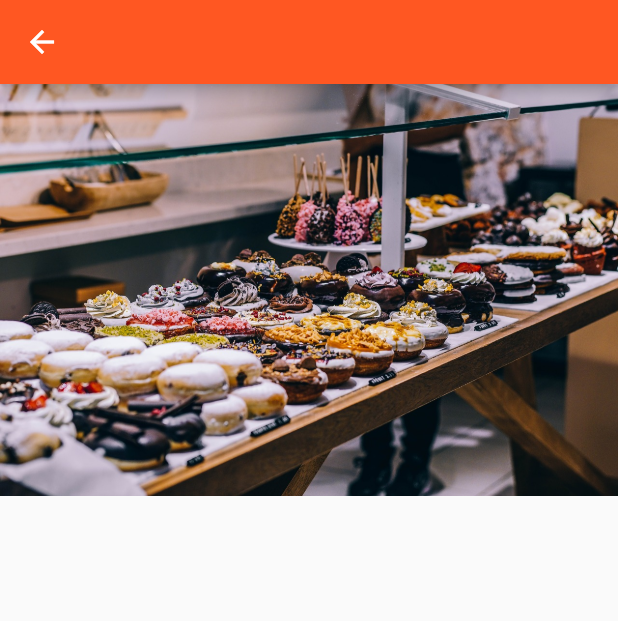
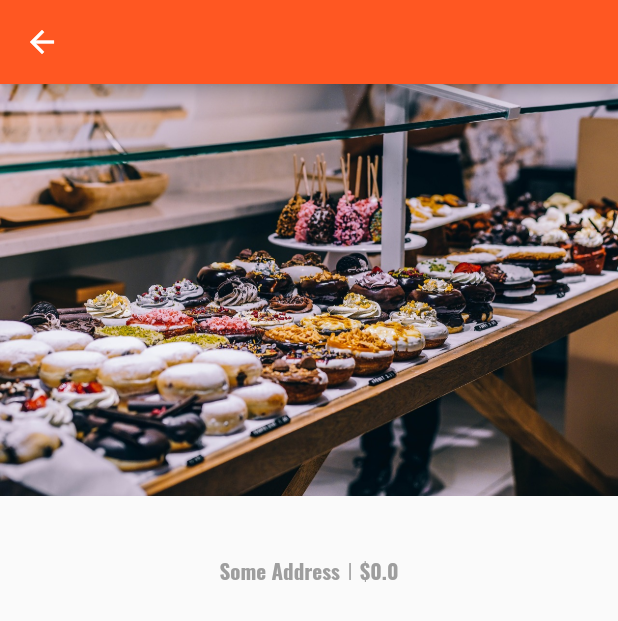
Before and after one commit to sarmad1995/flutter-basics, a Flutter app: the ProductsAdminPage screen opened by its route, after a tap on "Save", after a tap on the "info" icon, on a phone screen of 412 x 824 dp. Shown: the top 621 px of the screen. Run offline on Flutter 3.47's test engine with Material 2 defaults, Android fonts, the phone set to English and light mode, and no system bars.

```diff
--- a/lib/main.dart
+++ b/lib/main.dart
@@ -2,7 +2,6 @@ import 'package:flutter/material.dart';
 import 'pages/products.dart';
 import 'pages/auth.dart';
 import 'pages/products_admin.dart';
-import 'pages/products.dart';
 import 'pages/product.dart';
 
 void main() {
@@ -59,7 +58,10 @@ class _MyAppState extends State<MyApp> {
               builder: (BuildContext context) =>
                   ProductPage(
                       _products[index]['title'],
-                      _products[index]['image']));
+                      _products[index]['image'],
+                      _products[index]['price'],
+                      _products[index]['description']
+                  ));
         }
         return null;
       },
--- a/lib/pages/auth.dart
+++ b/lib/pages/auth.dart
@@ -11,6 +11,45 @@ class _AuthPageState extends State<AuthPage> {
   String emailValue;
   String passwordValue;
   bool _acceptTermsValue = false;
+  DecorationImage _buildBackgroundImage() {
+    return DecorationImage(
+        image: AssetImage('assets/background.jpg'),
+        fit: BoxFit.cover,
+        colorFilter:
+            ColorFilter.mode(Colors.black.withOpacity(0.5), BlendMode.dstATop));
+  }
+
+  Widget _buildEmailTextInput() {
+    return TextField(
+      keyboardType: TextInputType.emailAddress,
+      decoration: InputDecoration(
+          labelText: 'Email', filled: true, fillColor: Colors.white),
+      onChanged: (String value) => setState(() => emailValue = value),
+    );
+  }
+
+  Widget _buildPasswordTextInput() {
+    return TextField(
+      obscureText: true,
+      decoration: InputDecoration(
+          labelText: 'Password', filled: true, fillColor: Colors.white),
+      onChanged: (String value) => setState(() => passwordValue = value),
+    );
+  }
+
+  Widget _buildAcceptSwitch() {
+    return SwitchListTile(
+      title: Text('Accept Terms'),
+      value: _acceptTermsValue,
+      onChanged: (bool value) => setState(() => _acceptTermsValue = value),
+    );
+  }
+
+  void submitForm() {
+    print(emailValue);
+    print(passwordValue);
+    Navigator.pushReplacementNamed(context, '/products');
+  }
 
   @override
   Widget build(BuildContext context) {
@@ -20,47 +59,28 @@ class _AuthPageState extends State<AuthPage> {
         title: Text('Please Authenticate'),
       ),
       body: Container(
-        decoration: BoxDecoration(
-            image: DecorationImage(
-                image: AssetImage('assets/background.jpg'), fit: BoxFit.cover, colorFilter: ColorFilter.mode(Colors.black.withOpacity(0.5), BlendMode.dstATop))),
+          decoration: BoxDecoration(image: _buildBackgroundImage()),
           padding: EdgeInsets.all(10.0),
-        child: Center( child:
-        SingleChildScrollView(
+          child: Center(
+              child: SingleChildScrollView(
             child: Column(
               children: <Widget>[
-              TextField(
-                keyboardType: TextInputType.emailAddress,
-                decoration: InputDecoration(labelText: 'Email', filled: true, fillColor: Colors.white ),
-                onChanged: (String value) => setState(() => emailValue = value),
+                _buildEmailTextInput(),
+                SizedBox(
+                  height: 10.0,
                 ),
-              SizedBox(height: 10.0,),
-              TextField(
-                obscureText: true,
-                decoration: InputDecoration(labelText: 'Password', filled: true, fillColor: Colors.white),
-                onChanged: (String value) =>
-                    setState(() => passwordValue = value),
-              ),
-              SwitchListTile(
-                title: Text('Accept Terms'),
-                value: _acceptTermsValue,
-                onChanged: (bool value) =>
-                    setState(() => _acceptTermsValue = value),
-              ),
+                _buildPasswordTextInput(),
                 SizedBox(height: 10.0),
+                _buildAcceptSwitch(),
                 RaisedButton(
                   color: Theme.of(context).primaryColor,
                   textColor: Colors.white,
                   child: Text('Login'),
-                  onPressed: () {
-                    print(emailValue);
-                    print(passwordValue);
-                    Navigator.pushReplacementNamed(context, '/products');
-                  }),
+                  onPressed: submitForm,
+                )
               ],
             ),
-        ))
-
-      ),
+          ))),
     );
   }
 }
--- a/lib/pages/product.dart
+++ b/lib/pages/product.dart
@@ -1,36 +1,33 @@
 import 'package:flutter/material.dart';
 import 'dart:async';
+import '../widgets/uielements/title_default.dart';
 
 class ProductPage extends StatelessWidget {
   final String title;
   final String imageUrl;
+  final String description;
+  final double price;
+  ProductPage(this.title, this.imageUrl, this.price, this.description);
 
-  ProductPage(this.title, this.imageUrl);
-
-  showWarningDialog(BuildContext context) {
-    showDialog(
-        context: context,
-        builder: (BuildContext context) {
-          return AlertDialog(
-            title: Text('Are you sure?'),
-            content: Text('This action cannot be undone'),
-            actions: <Widget>[
-              FlatButton(
-                child: Text('Discard'),
-                onPressed: () {
-                  Navigator.pop(context);
-                },
-              ),
-              FlatButton(
-                child: Text('Continue'),
-                onPressed: () {
-                  Navigator.pop(context);
-                  Navigator.pop(context, true);
-                },
-              ),
-            ],
-          );
-        });
+  Widget _buildAddressPriceRow() {
+    return Row(
+      mainAxisAlignment: MainAxisAlignment.center,
+      children: <Widget>[
+        Text(
+          'Some Address',
+          style: TextStyle(fontFamily: 'Oswald', color: Colors.grey),
+        ),
+        Container(
+          margin: EdgeInsets.symmetric(horizontal: 5.0),
+          child: Text(
+            '|',
+            style: TextStyle(color: Colors.grey),
+          ),
+        ),
+        Text('\$${price.toString()}',
+            style: TextStyle(fontFamily: 'Oswald', color: Colors.grey))
+      ],
+    );
   }
 
   @override
@@ -49,10 +46,16 @@ class ProductPage extends StatelessWidget {
             crossAxisAlignment: CrossAxisAlignment.center,
             children: <Widget>[
               Image.asset(imageUrl),
+              TitleDefault(title),
+              _buildAddressPriceRow(),
               Container(
                 padding: EdgeInsets.all(10.0),
-                child: Text(title),
-              ),
+                alignment: Alignment.center,
+                child: Text(
+                  description,
+                  textAlign: TextAlign.center,
+                ),
+              )
             ],
           ),
         ));
--- a/lib/pages/product_create.dart
+++ b/lib/pages/product_create.dart
@@ -16,41 +16,55 @@ class _ProductCreatePageState extends State<ProductCreatePage> {
   String _descriptionValue = '';
   double _priceValue = 0.0;
 
+  Widget _buildTitleTextField() {
+    return TextField(
+        decoration: InputDecoration(labelText: 'Product Title'),
+        onChanged: (String value) => setState(() => _titleValue = value));
+  }
+
+  Widget _buildDescriptionTextField() {
+    return TextField(
+        decoration: InputDecoration(labelText: 'Product Description'),
+        maxLines: 4,
+        onChanged: (String value) => setState(() => _descriptionValue = value));
+  }
+
+  Widget _buildPriceTextField() {
+    return TextField(
+        decoration: InputDecoration(labelText: 'Product Price'),
+        keyboardType: TextInputType.number,
+        onChanged: (String value) =>
+            setState(() => _priceValue = double.parse(value)));
+  }
+
+  void _submitForm() {
+    final Map<String, dynamic> product = {
+      'title': _titleValue,
+      'description': _descriptionValue,
+      'price': _priceValue,
+      'image': 'assets/food.jpg'
+    };
+    widget.addProduct(product);
+    Navigator.pushReplacementNamed(context, '/products');
+  }
+
   @override
   Widget build(BuildContext context) {
     return Container(
         margin: EdgeInsets.all(10.0),
         child: ListView(
           children: <Widget>[
-            TextField(
-                decoration: InputDecoration(labelText: 'Product Title'),
-                onChanged: (String value) =>
-                    setState(() => _titleValue = value)),
-            TextField(
-                decoration: InputDecoration(labelText: 'Product Description'),
-                maxLines: 4,
-                onChanged: (String value) =>
-                    setState(() => _descriptionValue = value)),
-            TextField(
-                decoration: InputDecoration(labelText: 'Product Price'),
-                keyboardType: TextInputType.number,
-                onChanged: (String value) =>
-                    setState(() => _priceValue = double.parse(value))),
-            SizedBox(height: 10.0,),
+            _buildTitleTextField(),
+            _buildDescriptionTextField(),
+            _buildPriceTextField(),
+            SizedBox(
+              height: 10.0,
+            ),
             RaisedButton(
               color: Theme.of(context).accentColor,
               textColor: Colors.white,
               child: Text('Save'),
-              onPressed: () {
-                final Map<String, dynamic> product = {
-                  'title': _titleValue,
-                  'description': _descriptionValue,
-                  'price': _priceValue,
-                  'image': 'assets/food.jpg'
-                };
-                widget.addProduct(product);
-                Navigator.pushReplacementNamed(context, '/products');
-              },
+              onPressed: _submitForm,
             )
           ],
         ));
--- a/lib/pages/products.dart
+++ b/lib/pages/products.dart
@@ -1,34 +1,40 @@
 import 'package:flutter/material.dart';
 import 'package:flutter_basic_app/product_manager.dart';
+import '../products.dart';
+
 class ProductsPage extends StatelessWidget {
-  final List<Map<String, dynamic >> products;
+  final List<Map<String, dynamic>> products;
   ProductsPage(this.products);
+  Widget _buildSideDrawer(BuildContext context) {
+    return Drawer(
+      child: Column(
+        children: <Widget>[
+          AppBar(
+            automaticallyImplyLeading: false,
+            title: Text('Choose'),
+          ),
+          ListTile(
+            leading: Icon(Icons.edit),
+            title: Text('Manage Products'),
+            onTap: () {
+              Navigator.pushReplacementNamed(context, '/admin');
+            },
+          )
+        ],
+      ),
+    );
+  }
+
   @override
   Widget build(BuildContext context) {
     return Scaffold(
-     drawer: Drawer(
-       child: Column(
-         children: <Widget>[
-           AppBar(automaticallyImplyLeading: false, title: Text('Choose'),),
-           ListTile(
-             leading: Icon(Icons.edit),
-             title: Text('Manage Products'), onTap: () {
-             Navigator.pushReplacementNamed(context, '/admin');
-           },)
-         ],
-       ),),
+        drawer: _buildSideDrawer(context),
         appBar: AppBar(
           title: Text('Easy List'),
           actions: <Widget>[
-         IconButton(
-           icon: Icon(Icons.favorite),
-
-           onPressed: () => {}
-         )
+            IconButton(icon: Icon(Icons.favorite), onPressed: () => {})
           ],
         ),
-     body: ProductManager(products),
-   );
+        body: Products(products));
   }
-
 }
--- a/lib/pages/products_admin.dart
+++ b/lib/pages/products_admin.dart
@@ -7,34 +7,47 @@ class ProductsAdminPage extends StatelessWidget {
   final Function addProduct;
   final Function deleteProduct;
   ProductsAdminPage(this.addProduct, this.deleteProduct);
+  Widget _buildSideDrawer(BuildContext context) {
+    return Drawer(
+        child: Column(
+      children: <Widget>[
+        AppBar(
+          automaticallyImplyLeading: false,
+          title: Text('Choose'),
+        ),
+        ListTile(
+          leading: Icon(Icons.shop),
+          title: Text('All Products '),
+          onTap: () {
+            Navigator.pushReplacementNamed(context, '/products');
+          },
+        )
+      ],
+    ));
+  }
+
   @override
   Widget build(BuildContext context) {
     return DefaultTabController(
         length: 2,
         child: Scaffold(
-          drawer: Drawer(
-            child: Column(
-              children: <Widget>[
-                AppBar(automaticallyImplyLeading: false, title: Text('Choose'),),
-                ListTile(
-                  leading: Icon(Icons.shop),
-                  title: Text('All Products '), onTap: () {
-                  Navigator.pushReplacementNamed(context, '/products');
-                },)
-              ],
-            ),),
+            drawer: _buildSideDrawer(context),
             appBar: AppBar(
               title: Text('Manage Products'),
-            bottom: TabBar(tabs: <Widget> [
-              Tab(text: 'Create Product', icon: Icon(Icons.create),),
-              Tab(text: 'My products', icon: Icon(Icons.list),)
+              bottom: TabBar(tabs: <Widget>[
+                Tab(
+                  text: 'Create Product',
+                  icon: Icon(Icons.create),
+                ),
+                Tab(
+                  text: 'My products',
+                  icon: Icon(Icons.list),
+                )
               ]),
             ),
-          body: TabBarView(children: <Widget> [
+            body: TabBarView(children: <Widget>[
               ProductCreatePage(addProduct),
               ProductListPage()
-          ])
-        )
-    );
+            ])));
   }
 }
--- a/lib/products.dart
+++ b/lib/products.dart
@@ -1,72 +1,10 @@
 import 'package:flutter/material.dart';
-import 'pages/product.dart';
+import './widgets/product/product_card.dart';
 
 class Products extends StatelessWidget {
   final List<Map<String, dynamic>> products;
 
   Products(this.products);
-
-  Widget _buildProductItem(BuildContext context, int index) {
-    return Card(
-      child: Column(
-        children: <Widget>[
-          Image.asset(products[index]['image']),
-          Container(
-              padding: EdgeInsets.only(top: 10.0),
-              child: Row(
-                mainAxisAlignment: MainAxisAlignment.center,
-                children: <Widget>[
-                  Text(
-                      products[index]['title'],
-                      style: TextStyle(
-                          fontSize: 26.0,
-                          fontWeight: FontWeight.bold,
-                          fontFamily: 'Oswald'),
-                    ),
-                  SizedBox(
-                    width: 8.0,
-                  ),
-                  Container(
-                    padding:
-                        EdgeInsets.symmetric(horizontal: 6.0, vertical: 2.0),
-                    decoration: BoxDecoration(
-                        color: Theme.of(context).accentColor,
-                        borderRadius: BorderRadius.circular(5.0)),
-                    child: Text(
-                      '\$${products[index]['price'].toString()}',
-                      style: TextStyle(color: Colors.white),
-                    ),
-                  )
-                ],
-              )),
-          Container(
-            padding: EdgeInsets.symmetric(horizontal: 6.0, vertical: 2.5),
-            decoration: BoxDecoration(
-                border: Border.all(color: Colors.grey, width: 1.0),
-                borderRadius: BorderRadius.circular(4.0)),
-            child: Text('Srinagar somewhere '),
-          ),
-          ButtonBar(
-            alignment: MainAxisAlignment.center,
-            children: <Widget>[
-              IconButton(
-                icon: Icon(Icons.info),
-                color: Theme.of(context).accentColor,
-                onPressed: () => Navigator.pushNamed<bool>(
-                        context, '/product/' + index.toString())
-                    .then((value) {}),
-              ),
-              IconButton(
-                icon: Icon(Icons.favorite_border),
-                color: Colors.red,
-                onPressed: () => {}
-              )
-            ],
-          )
-        ],
-      ),
-    );
-  }
 
   Widget _buildProductList() {
     Widget productCards = Center(
@@ -74,7 +12,7 @@ class Products extends StatelessWidget {
     );
     if (products.length > 0) {
       productCards = ListView.builder(
-        itemBuilder: _buildProductItem,
+        itemBuilder: (BuildContext context, int index) => ProductCard(products[index], index),
         itemCount: products.length,
       );
     }
--- /dev/null
+++ b/lib/widgets/product/address_tag.dart
@@ -0,0 +1,18 @@
+import 'package:flutter/material.dart';
+
+class AddressTag extends StatelessWidget {
+  final String address;
+  AddressTag(this.address);
+  @override
+  Widget build(BuildContext context) {
+    return Container(
+      child: Container(
+        padding: EdgeInsets.symmetric(horizontal: 6.0, vertical: 2.5),
+        decoration: BoxDecoration(
+            border: Border.all(color: Colors.grey, width: 1.0),
+            borderRadius: BorderRadius.circular(4.0)),
+        child: Text('Srinagar somewhere '),
+      ),
+    );
+  }
+}
--- /dev/null
+++ b/lib/widgets/product/price_tag.dart
@@ -0,0 +1,21 @@
+import 'package:flutter/material.dart';
+
+class PriceTag extends StatelessWidget {
+  final String price;
+  PriceTag(this.price);
+  @override
+  Widget build(BuildContext context) {
+    return Container(
+      padding:
+      EdgeInsets.symmetric(horizontal: 6.0, vertical: 2.0),
+      decoration: BoxDecoration(
+          color: Theme.of(context).accentColor,
+          borderRadius: BorderRadius.circular(5.0)),
+      child: Text(
+        '\$$price',
+        style: TextStyle(color: Colors.white),
+      ),
+    );
+  }
+
+}
--- /dev/null
+++ b/lib/widgets/product/product_card.dart
@@ -0,0 +1,58 @@
+import 'package:flutter/material.dart';
+import './price_tag.dart';
+import '../uielements/title_default.dart';
+import './address_tag.dart';
+
+class ProductCard extends StatelessWidget {
+  final Map<String, dynamic> product;
+  final int productIndex;
+  ProductCard(this.product, this.productIndex);
+
+  Widget _buildTitlePriceRow() {
+    return Container(
+        padding: EdgeInsets.only(top: 10.0),
+        child: Row(
+          mainAxisAlignment: MainAxisAlignment.center,
+          children: <Widget>[
+            TitleDefault(product['title']),
+            SizedBox(
+              width: 8.0,
+            ),
+            PriceTag(product['price'].toString())
+          ],
+        ));
+  }
+
+  Widget _buildActionButtons(BuildContext context) {
+    return ButtonBar(
+      alignment: MainAxisAlignment.center,
+      children: <Widget>[
+        IconButton(
+          icon: Icon(Icons.info),
+          color: Theme.of(context).accentColor,
+          onPressed: () => Navigator.pushNamed<bool>(
+                  context, '/product/' + productIndex.toString())
+              .then((value) {}),
+        ),
+        IconButton(
+            icon: Icon(Icons.favorite_border),
+            color: Colors.red,
+            onPressed: () => {})
+      ],
+    );
+  }
+
+  @override
+  Widget build(BuildContext context) {
+    return Card(
+      child: Column(
+        children: <Widget>[
+          Image.asset(product['image']),
+          _buildTitlePriceRow(),
+          AddressTag('Some Address'),
+          _buildActionButtons(context)
+        ],
+      ),
+    );
+  }
+}
--- /dev/null
+++ b/lib/widgets/uielements/title_default.dart
@@ -0,0 +1,18 @@
+import 'package:flutter/material.dart';
+
+class TitleDefault extends StatelessWidget {
+  final String title;
+  TitleDefault(this.title);
+  @override
+  Widget build(BuildContext context) {
+    return Container(
+      child: Text(
+                    title,
+                    style: TextStyle(
+                        fontSize: 26.0,
+                        fontWeight: FontWeight.bold,
+                        fontFamily: 'Oswald'),
+                  )
+    );
+  }
+}
```
Lines whose indentation alone changed are shown as unchanged.
